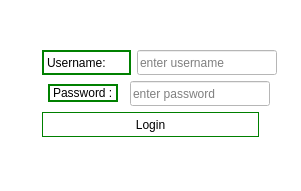
stepin104734/NOTEPAD, file dialog.ui: the form before one commit.
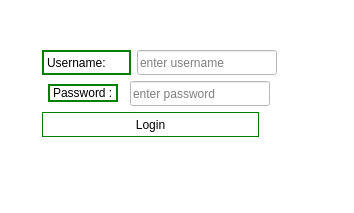
The form after the commit.

Commit message: added timeout feature to login page but it's broken a little, need time to fix it

What changed in the file:
```diff
--- a/dialog.ui
+++ b/dialog.ui
@@ -6,8 +6,8 @@
    <rect>
     <x>0</x>
     <y>0</y>
-    <width>301</width>
-    <height>191</height>
+    <width>354</width>
+    <height>213</height>
    </rect>
   </property>
   <property name="sizePolicy">
@@ -23,7 +23,7 @@
    <string notr="true">background-color:white;
 </string>
   </property>
-  <widget class="QWidget" name="">
+  <widget class="QWidget" name="layoutWidget">
    <property name="geometry">
     <rect>
      <x>42</x>
@@ -159,6 +159,19 @@
     </item>
    </layout>
   </widget>
+  <widget class="QLabel" name="label_loginStatus">
+   <property name="geometry">
+    <rect>
+     <x>0</x>
+     <y>160</y>
+     <width>351</width>
+     <height>20</height>
+    </rect>
+   </property>
+   <property name="text">
+    <string/>
+   </property>
+  </widget>
  </widget>
  <resources/>
  <connections/>
```
The commit also changes 3 other files.
